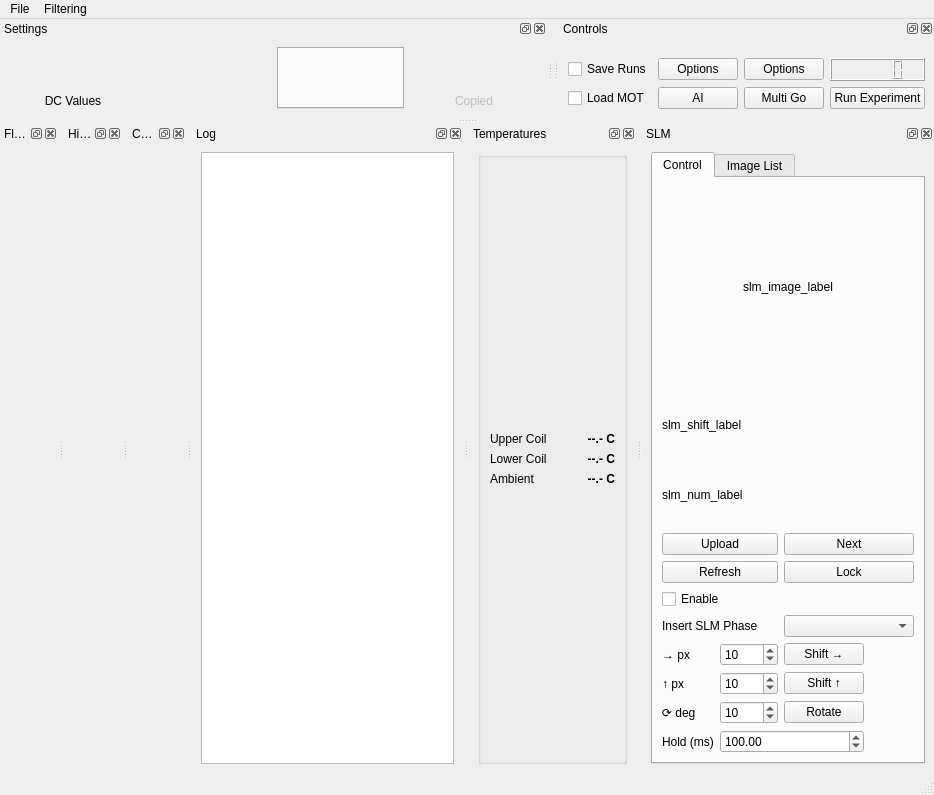
Before: the Qt Designer form gui.ui in hoogeroo/RbSetup2, drawn with Qt 5.
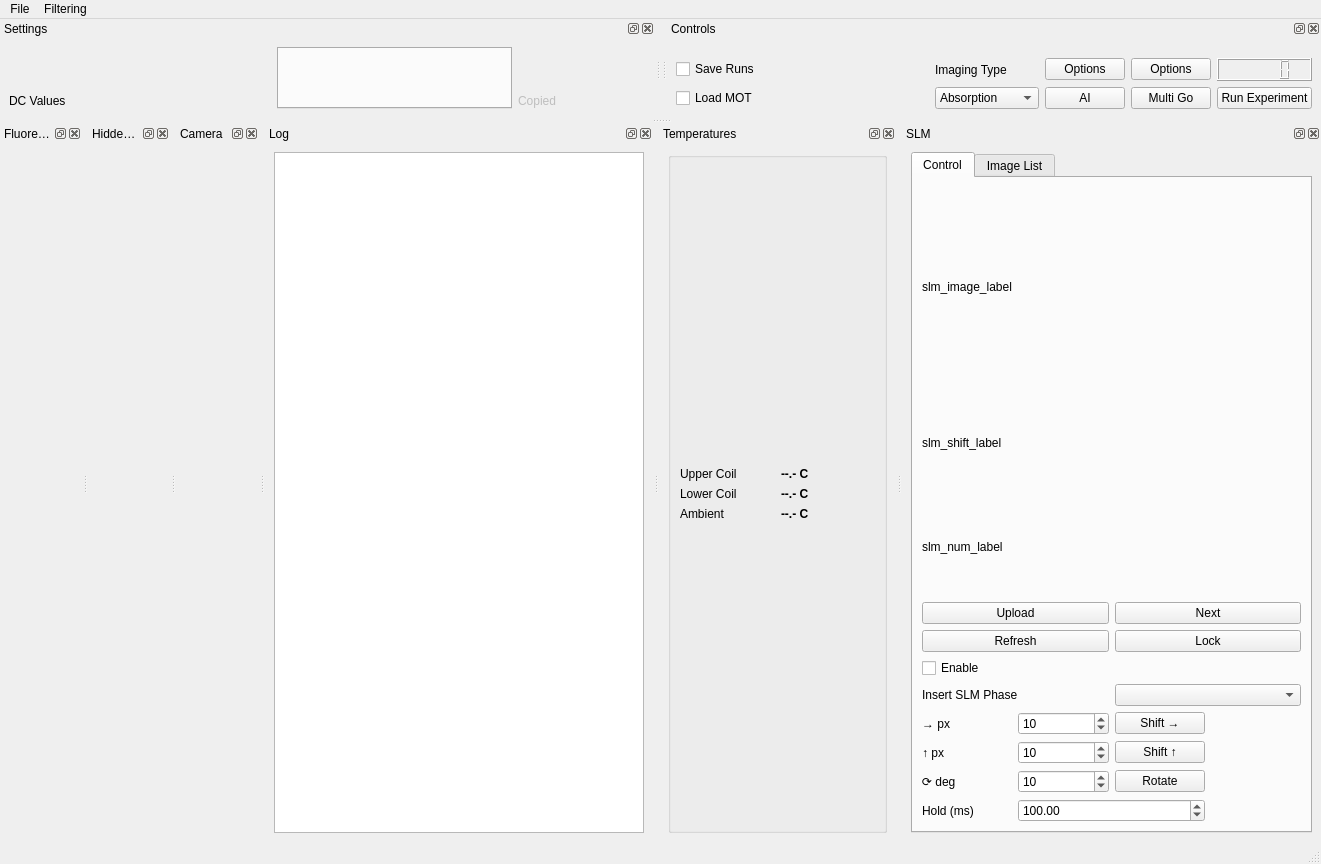
After: the same form once the commit is applied. Icons and pictures are not drawn.

Commit message: Added Fluorescence imaging capability

Patch:
```diff
--- a/gui.ui
+++ b/gui.ui
@@ -6,8 +6,8 @@
    <rect>
     <x>0</x>
     <y>0</y>
-    <width>921</width>
-    <height>795</height>
+    <width>1321</width>
+    <height>864</height>
    </rect>
   </property>
   <property name="windowTitle">
@@ -26,8 +26,8 @@
     <rect>
      <x>0</x>
      <y>0</y>
-     <width>921</width>
-     <height>33</height>
+     <width>1321</width>
+     <height>26</height>
     </rect>
    </property>
    <property name="nativeMenuBar">
@@ -66,7 +66,21 @@
    </attribute>
    <widget class="QWidget" name="controls_widget">
     <layout class="QGridLayout" name="controls_grid">
-     <item row="4" column="4">
+     <item row="2" column="0">
+      <widget class="QCheckBox" name="load_mot">
+       <property name="text">
+        <string>Load MOT</string>
+       </property>
+      </widget>
+     </item>
+     <item row="1" column="0">
+      <widget class="QCheckBox" name="save_runs">
+       <property name="text">
+        <string>Save Runs</string>
+       </property>
+      </widget>
+     </item>
+     <item row="2" column="6">
       <widget class="QPushButton" name="run_experiment">
        <property name="maximumSize">
         <size>
@@ -80,62 +94,21 @@
       </widget>
      </item>
      <item row="1" column="4">
-      <widget class="QLCDNumber" name="fluorescence">
-       <property name="maximumSize">
-        <size>
-         <width>128</width>
-         <height>16777215</height>
-        </size>
-       </property>
-      </widget>
-     </item>
-     <item row="4" column="3">
-      <widget class="QPushButton" name="multigo">
+      <widget class="QPushButton" name="ai_options">
        <property name="text">
-        <string>Multi Go</string>
+        <string>Options</string>
        </property>
       </widget>
      </item>
-     <item row="4" column="2">
+     <item row="2" column="4">
       <widget class="QPushButton" name="ai">
        <property name="text">
         <string>AI</string>
        </property>
       </widget>
      </item>
-     <item row="1" column="0">
-      <widget class="QCheckBox" name="save_runs">
-       <property name="text">
-        <string>Save Runs</string>
-       </property>
-      </widget>
-     </item>
-     <item row="4" column="0">
-      <widget class="QCheckBox" name="load_mot">
-       <property name="text">
-        <string>Load MOT</string>
-       </property>
-      </widget>
-     </item>
-     <item row="1" column="3">
-      <widget class="QPushButton" name="multigo_options">
-       <property name="text">
-        <string>Options</string>
-       </property>
-      </widget>
-     </item>
-     <item row="1" column="2">
-      <widget class="QPushButton" name="ai_options">
-       <property name="text">
-        <string>Options</string>
-       </property>
-      </widget>
-     </item>
-     <item row="0" column="2">
+     <item row="0" column="4">
       <spacer name="verticalSpacer">
-       <property name="orientation">
-        <enum>Qt::Orientation::Vertical</enum>
-       </property>
        <property name="sizeHint" stdset="0">
         <size>
          <width>20</width>
@@ -144,14 +117,59 @@
        </property>
       </spacer>
      </item>
-     <item row="4" column="1">
+     <item row="1" column="6">
+      <widget class="QLCDNumber" name="fluorescence">
+       <property name="maximumSize">
+        <size>
+         <width>128</width>
+         <height>16777215</height>
+        </size>
+       </property>
+      </widget>
+     </item>
+     <item row="1" column="5">
+      <widget class="QPushButton" name="multigo_options">
+       <property name="text">
+        <string>Options</string>
+       </property>
+      </widget>
+     </item>
+     <item row="2" column="5">
+      <widget class="QPushButton" name="multigo">
+       <property name="text">
+        <string>Multi Go</string>
+       </property>
+      </widget>
+     </item>
+     <item row="1" column="2">
+      <widget class="QLabel" name="label_2">
+       <property name="text">
+        <string>Imaging Type</string>
+       </property>
+      </widget>
+     </item>
+     <item row="2" column="2">
+      <widget class="QComboBox" name="imaging_type">
+       <item>
+        <property name="text">
+         <string>Absorption</string>
+        </property>
+       </item>
+       <item>
+        <property name="text">
+         <string>Fluorescence</string>
+        </property>
+       </item>
+      </widget>
+     </item>
+     <item row="2" column="1">
       <spacer name="horizontalSpacer">
        <property name="orientation">
         <enum>Qt::Orientation::Horizontal</enum>
        </property>
        <property name="sizeHint" stdset="0">
         <size>
-         <width>16777215</width>
+         <width>40</width>
          <height>20</height>
         </size>
        </property>
@@ -214,9 +232,6 @@
          <property name="text">
           <string>Copied</string>
          </property>
-         <property name="alignment">
-          <set>Qt::AlignmentFlag::AlignCenter</set>
-         </property>
         </widget>
        </item>
       </layout>
@@ -240,18 +255,12 @@
          <property name="text">
           <string>DC Values</string>
          </property>
-         <property name="alignment">
-          <set>Qt::AlignmentFlag::AlignCenter</set>
-         </property>
         </widget>
        </item>
       </layout>
      </item>
      <item row="1" column="3">
       <spacer name="verticalSpacer_2">
-       <property name="orientation">
-        <enum>Qt::Orientation::Vertical</enum>
-       </property>
        <property name="sizeType">
         <enum>QSizePolicy::Policy::Fixed</enum>
        </property>
@@ -301,9 +310,6 @@
      </item>
      <item>
       <spacer name="horizontalSpacer_2">
-       <property name="orientation">
-        <enum>Qt::Orientation::Horizontal</enum>
-       </property>
        <property name="sizeHint" stdset="0">
         <size>
          <width>40</width>
@@ -405,9 +411,6 @@
             <property name="text">
              <string>--.- C</string>
             </property>
-            <property name="alignment">
-             <set>Qt::AlignmentFlag::AlignRight|Qt::AlignmentFlag::AlignTrailing|Qt::AlignmentFlag::AlignVCenter</set>
-            </property>
            </widget>
           </item>
           <item row="1" column="1">
@@ -429,9 +432,6 @@
             <property name="text">
              <string>--.- C</string>
             </property>
-            <property name="alignment">
-             <set>Qt::AlignmentFlag::AlignRight|Qt::AlignmentFlag::AlignTrailing|Qt::AlignmentFlag::AlignVCenter</set>
-            </property>
            </widget>
           </item>
           <item row="0" column="1">
@@ -453,9 +453,6 @@
             <property name="text">
              <string>--.- C</string>
             </property>
-            <property name="alignment">
-             <set>Qt::AlignmentFlag::AlignRight|Qt::AlignmentFlag::AlignTrailing|Qt::AlignmentFlag::AlignVCenter</set>
-            </property>
            </widget>
           </item>
           <item row="2" column="0">
@@ -538,9 +535,6 @@
            <property name="text">
             <string>slm_image_label</string>
            </property>
-           <property name="alignment">
-            <set>Qt::AlignmentFlag::AlignCenter</set>
-           </property>
           </widget>
          </item>
 
```
Left out of the diff: 31 changed lines with no effect on the pictures. The commit also changes 9 other files.
